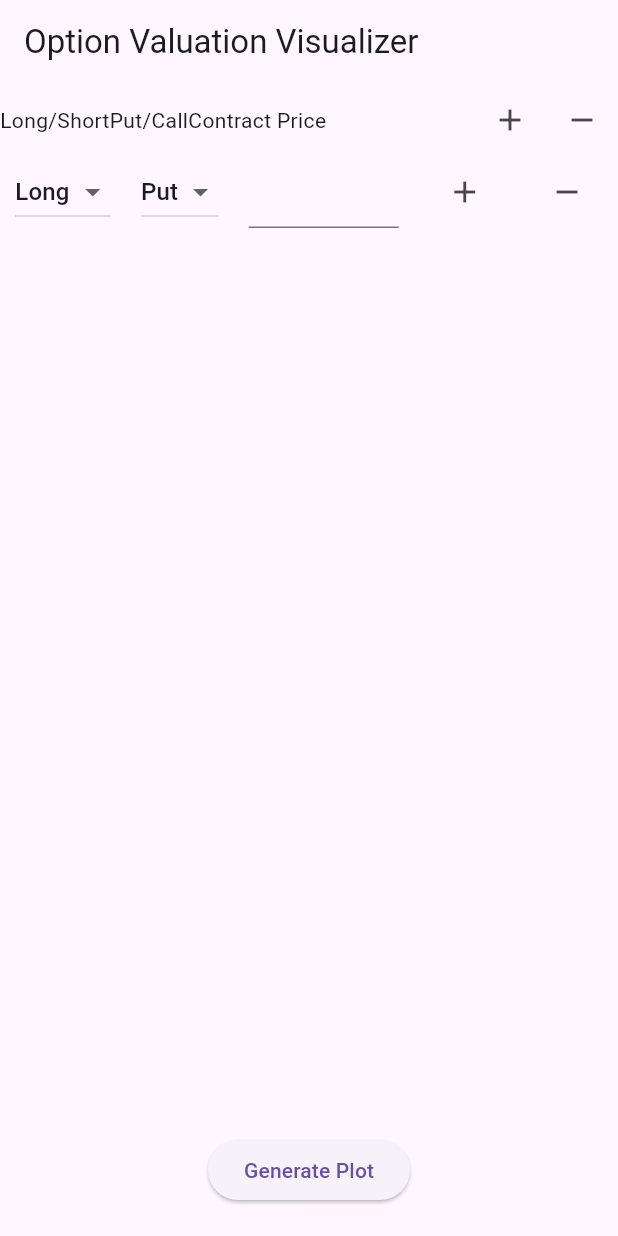
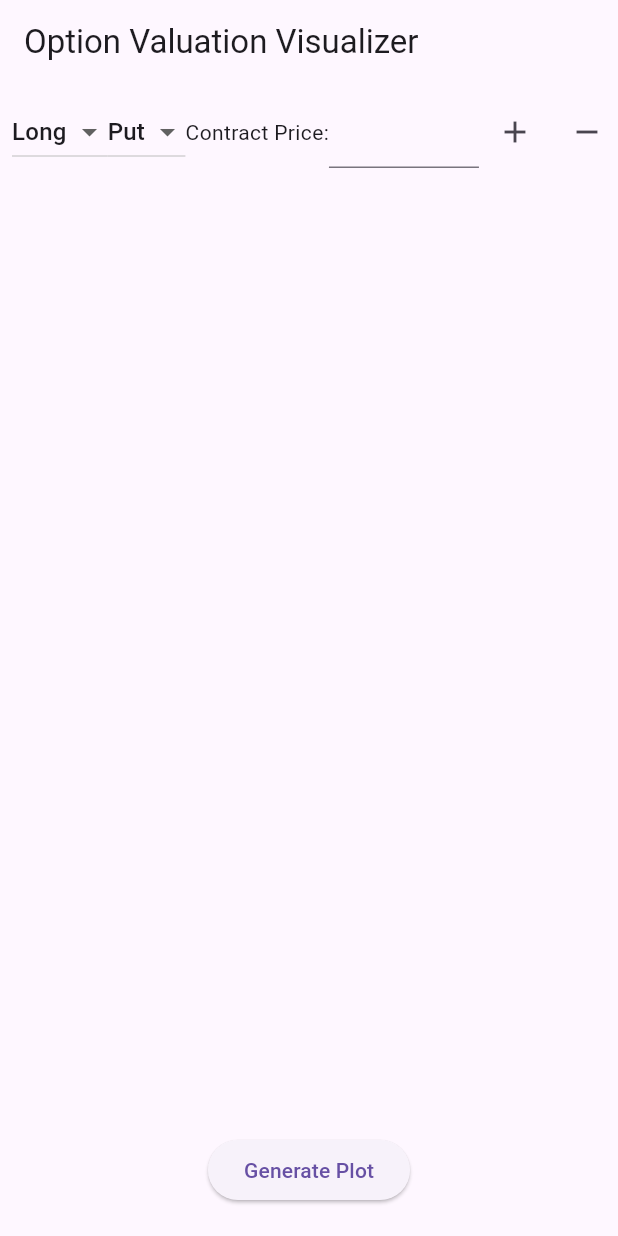
Before and after one commit to jpatch22/optionVisualization, a Flutter app: the screen it shows after launch, on a phone screen of 412 x 824 dp. Run offline on Flutter 3.47's test engine with Material 3 defaults, Android fonts, the light colour scheme and no system bars; our stand-ins replace syncfusion_flutter_charts; missing offline and left inert: dart:ffi.

Commit message:
ui improvements

```diff
--- a/lib/screens/home_screen.dart
+++ b/lib/screens/home_screen.dart
@@ -25,32 +25,33 @@ class _MyHomePageState extends State<MyHomePage> {
       ),
       body: Column(
         children: <Widget>[
-          Row(
-            mainAxisAlignment: MainAxisAlignment.spaceAround,
-            children: [
-              Text('Long/Short'),
-              Text('Put/Call'),
-              Text('Contract Price'),
-              Spacer(),
-              IconButton(
-                icon: Icon(Icons.add),
-                onPressed: addRow,
-              ),
-              IconButton(
-                icon: Icon(Icons.remove),
-                onPressed: removeRow,
-              ),
-            ],
-          ),
           Expanded(
             child: ListView.builder(
               itemCount: rows.length,
               itemBuilder: (context, index) {
-                return RowItem(
-                  key: UniqueKey(),
-                  rowData: rows[index],
-                  onAdd: () => addRowAt(index),
-                  onRemove: () => removeRowAt(index),
+                return Padding(
+                  padding: const EdgeInsets.all(8.0),
+                  child: Table(
+                    columnWidths: {
+                      0: FlexColumnWidth(),
+                      1: FlexColumnWidth(),
+                      2: FlexColumnWidth(),
+                      3: FixedColumnWidth(50),
+                      4: FixedColumnWidth(50),
+                    },
+                    children: [
+                      TableRow(
+                        children: [
+                          RowItem(
+                            key: UniqueKey(),
+                            rowData: rows[index],
+                            onAdd: () => addRowAt(index),
+                            onRemove: () => removeRowAt(index),
+                          ),
+                        ],
+                      ),
+                    ],
+                  ),
                 );
               },
             ),
@@ -97,7 +98,6 @@ class _MyHomePageState extends State<MyHomePage> {
 
   void _generateRandomData() {
     setState(() {
-      // _chartData = _dataGenerator.generateRandomData(100);
       _chartData = _rowDataProcessor.calcMultOptionValAtExpiry(rows, 10, 15);
     });
   }
--- a/lib/widgets/row_item.dart
+++ b/lib/widgets/row_item.dart
@@ -67,6 +67,7 @@ class _RowItemState extends State<RowItem> {
             );
           }).toList(),
         ),
+        Text("Contract Price:"),
         Container(
           width: 100,
           child: TextField(
```
